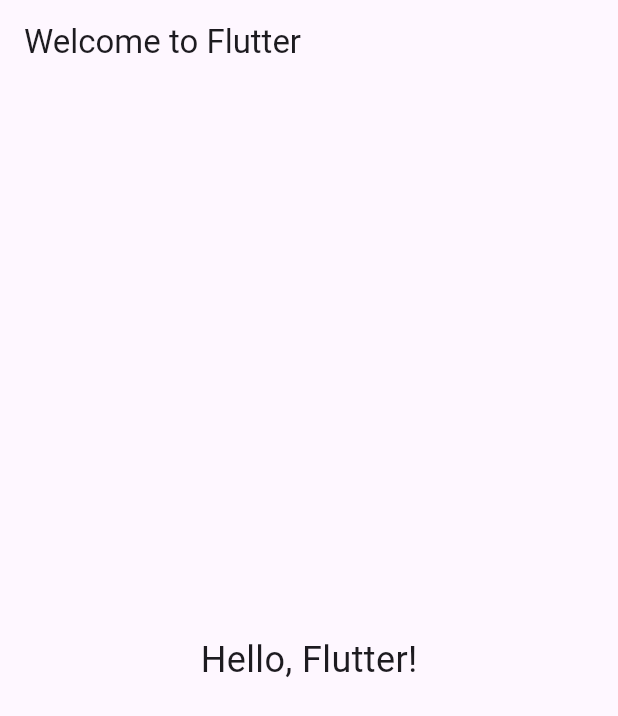
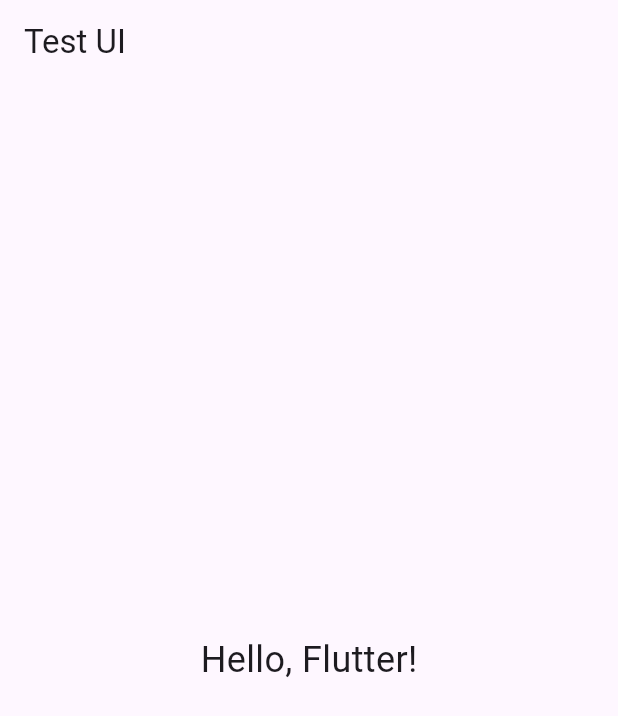
Before and after one commit to satyasolves/tutorials, a Flutter app: the screen it shows after launch, on a phone screen of 412 x 824 dp. Shown: the top 716 px of the screen. Run offline on Flutter 3.47's test engine with Material 3 defaults, Android fonts, the phone set to English and light mode, and no system bars.

Commit message:
changed title text again

```diff
--- a/lib/main.dart
+++ b/lib/main.dart
@@ -11,7 +11,7 @@ class MyApp extends StatelessWidget {
       title: 'Flutter Basic UI',
       home: Scaffold(
         appBar: AppBar(
-          title: Text('Welcome to Flutter'),
+          title: Text('Test UI'),
         ),
         body: Center(
           child: Text(
```
